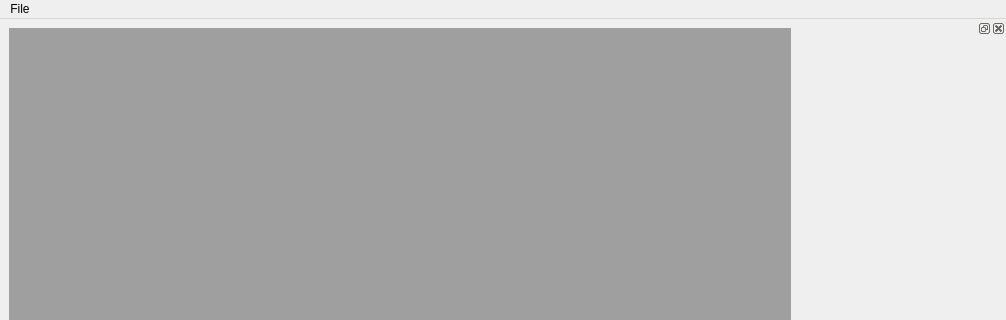
The window that res/gui/btree_main.ui (spacejump163/ai2) describes before a commit, drawn with Qt 5; both pictures show x 0 to 1006 and y 0 to 320 of the 1006 by 852 pixel window.
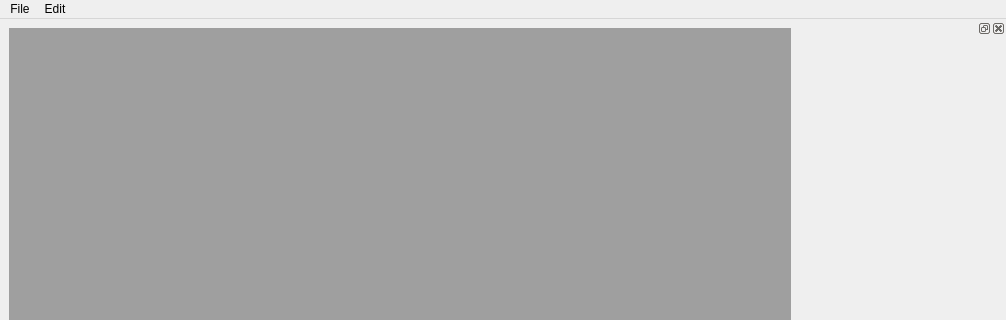
The same window after the commit.

Commit message: added action for editing, created vm class to handle graphicsview related logic

```diff
--- a/res/gui/btree_main.ui
+++ b/res/gui/btree_main.ui
@@ -26,7 +26,7 @@
      <x>0</x>
      <y>0</y>
      <width>1006</width>
-     <height>23</height>
+     <height>26</height>
     </rect>
    </property>
    <widget class="QMenu" name="menuFile">
@@ -41,7 +41,18 @@
     <addaction name="actionClose_All"/>
     <addaction name="actionExport"/>
    </widget>
+   <widget class="QMenu" name="menuEdit">
+    <property name="title">
+     <string>Edit</string>
+    </property>
+    <addaction name="actionInsert"/>
+    <addaction name="actionDelete"/>
+    <addaction name="actionCopy"/>
+    <addaction name="actionPaste"/>
+    <addaction name="actionCut"/>
+   </widget>
    <addaction name="menuFile"/>
+   <addaction name="menuEdit"/>
   </widget>
   <widget class="QDockWidget" name="dockWidget">
    <property name="minimumSize">
```
Left out of the diff: 37 changed lines with no effect on the pictures. The commit also changes 3 other files.
